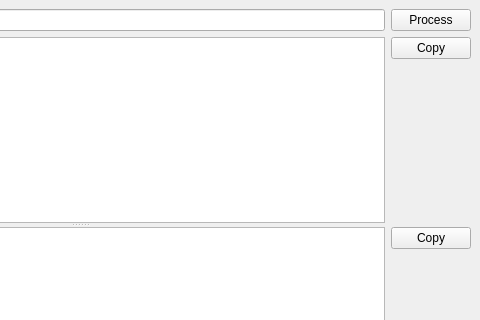
This is mainwindow.ui in pousche/dwds-pyrser as Qt 5 draws it before an edit; both pictures show x 320 to 800 and y 0 to 320 of the 800 by 824 pixel window. The edited form follows.
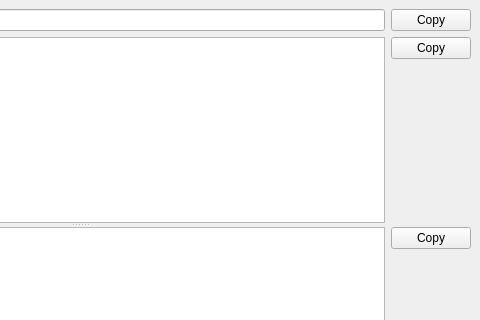
This is the edited form.

Commit message:
Changed process word button to copy
Also:
- Fixed a bug with lack of grammar causing the processing to crash

Patch:
```diff
--- a/mainwindow.ui
+++ b/mainwindow.ui
@@ -34,7 +34,7 @@
       <item>
        <widget class="QPushButton" name="vocab_button_process">
         <property name="text">
-         <string>Process</string>
+         <string>Copy</string>
         </property>
        </widget>
       </item>
```
Left out of the diff: 2 changed lines with no effect on the pictures. The commit also changes 7 other files.
